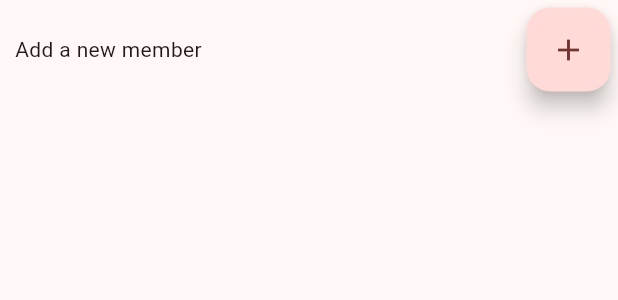
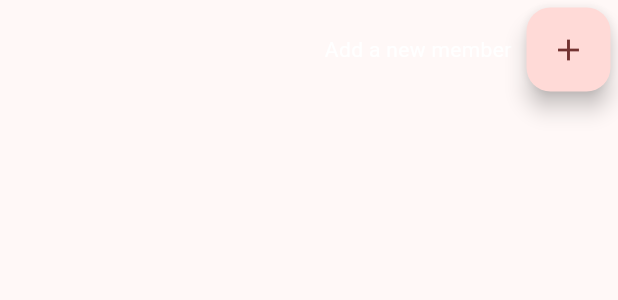
Before and after one commit to esmodea/system-mapper, a Flutter app: the MemberCard widget shown alone on an empty page, opened directly, on a phone screen of 412 x 824 dp. Shown: the top 300 px of the screen. Run offline on Flutter 3.47's test engine with Material 3 defaults, Android fonts, the light colour scheme and no system bars; our stand-ins replace hive_ce, hive_ce_flutter; missing offline and left inert: lazy_load_indexed_stack; accounts and stored records are empty; statements that could not run were skipped.

Commit message:
Updated member card visuals

```diff
--- a/lib/user_interface/widgets/member_card.dart
+++ b/lib/user_interface/widgets/member_card.dart
@@ -15,11 +15,48 @@ class MemberCard extends StatelessWidget {
           color: ColorScheme.of(context).surface,
         ),
         padding: EdgeInsets.only(left: 10, right: 5, top: 5, bottom: 5),
-        constraints: BoxConstraints(maxWidth: 500, maxHeight: 200),
-        child: Row(
+        constraints: BoxConstraints(maxHeight: 200),
+        child: Column(
+          mainAxisSize: MainAxisSize.min,
+          crossAxisAlignment: CrossAxisAlignment.start,
           children: [
-            Text(member!.memberName ?? 'ERROR'),
-            FloatingActionButton(onPressed: () {}, child: Icon(Icons.edit)),
+            Row(
+              mainAxisAlignment: MainAxisAlignment.spaceBetween,
+              children: [
+                Text(
+                  member!.memberName ?? '',
+                  style: TextTheme.of(context).headlineMedium,
+                ),
+                FloatingActionButton(
+                  onPressed: () {
+                    if (member?.inFront ?? false) {
+                      member?.addToFront();
+                    } else {
+                      member?.removeFromFront();
+                    }
+                  },
+                  child: Icon(Icons.edit),
+                ),
+              ],
+            ),
+            Padding(
+              padding: const EdgeInsets.only(right: 60),
+              child: Divider(thickness: 2),
+            ),
+            Padding(
+              padding: const EdgeInsets.all(8),
+              child: Container(
+                decoration: BoxDecoration(
+                  color: ColorScheme.of(context).primary.withAlpha(100),
+                  borderRadius: BorderRadius.all(Radius.circular(8)),
+                ),
+                padding: EdgeInsets.all(10),
+                child: Text(
+                  member!.memberBio ?? '',
+                  style: TextTheme.of(context).bodyMedium,
+                ),
+              ),
+            ),
           ],
         ),
       );
@@ -27,14 +64,20 @@ class MemberCard extends StatelessWidget {
       return Container(
         decoration: BoxDecoration(
           borderRadius: BorderRadius.all(Radius.circular(20)),
-          color: ColorScheme.of(context).surface,
+          // color: ColorScheme.of(context).surface,
         ),
         padding: EdgeInsets.only(left: 10, right: 5, top: 5, bottom: 5),
-        constraints: BoxConstraints(maxWidth: 500, maxHeight: 200),
+        constraints: BoxConstraints(maxHeight: 200),
         child: Row(
-          mainAxisAlignment: MainAxisAlignment.spaceBetween,
+          mainAxisAlignment: MainAxisAlignment.end,
           children: [
-            Text('Add a new member'),
+            Text(
+              'Add a new member',
+              style: TextTheme.of(
+                context,
+              ).bodyMedium?.copyWith(color: ColorScheme.of(context).onPrimary),
+            ),
+            SizedBox(width: 10),
             FloatingActionButton(
               onPressed: () {
                 showModalBottomSheet(
```
